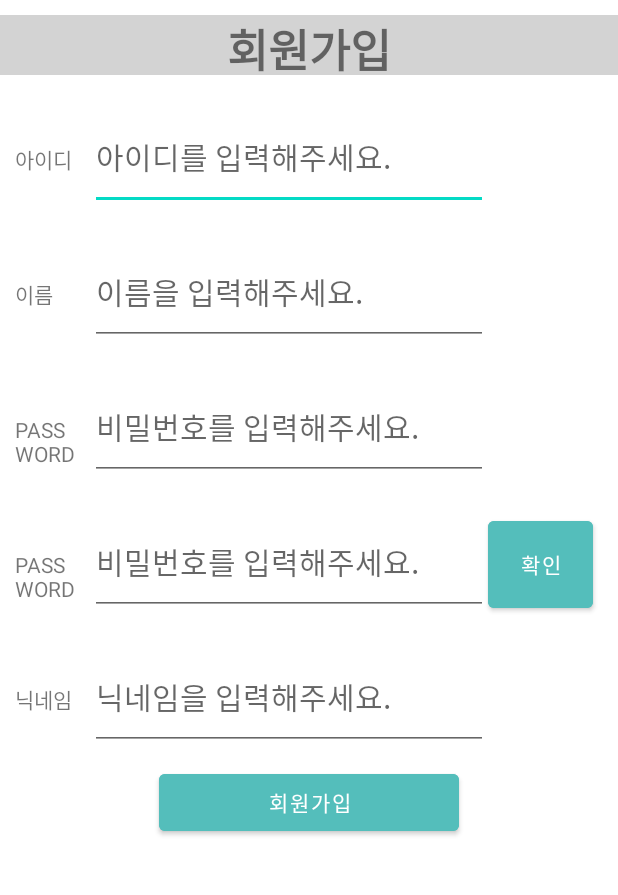
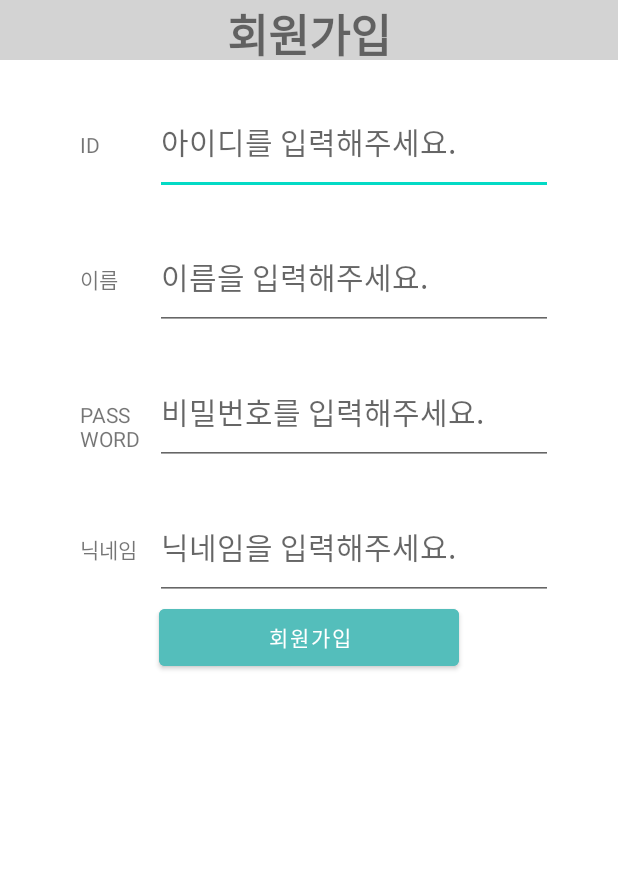
Before and after one commit to HEEJIN1767/Withwe, an Android app: the Register screen opened directly, with no data from a screen before it, after a tap on "회원가입", on a phone screen of 412 x 824 dp, the part 165-1060 px from its top. Run offline under Robolectric (Android 15) with nearby library versions, the phone set to English and light mode, and no system bars.

Commit message:
login.register

```diff
--- a/app/src/main/java/com/example/wiwe/Register.kt
+++ b/app/src/main/java/com/example/wiwe/Register.kt
@@ -18,8 +18,6 @@ import java.util.concurrent.TimeUnit
 class Register : AppCompatActivity() {
 
     val TAG: String = "Register"
-    var isExistBlank = false
-    var isPWSame = false
 
     private lateinit var binding: ActivityRegisterBinding
 
@@ -52,11 +50,10 @@ class Register : AppCompatActivity() {
             val username = binding.retId.text.toString()//아이디
             val name = binding.retUsername.text.toString()//이름
             val password = binding.retPw.text.toString()//비밀번호
-            val passwordcheck = binding.retPw2.text.toString()//비밀번호 확인
             val nickname = binding.retNick.text.toString()//닉네임
 
 
-            val data = UserRegisterRequest(username,password,name,  nickname)
+            val data = UserRegisterRequest( username,password, name, nickname)
             Service.register(data)
                 .enqueue(object : Callback<RigisterResponse> {
 
@@ -65,46 +62,19 @@ class Register : AppCompatActivity() {
                         response: Response<RigisterResponse>
                     ) {
                             if (response.isSuccessful) {
-
-                            //val result = response.body()
-                            //Log.e("회원가입 ", "${result}")
                                 Log.e("회원가입 ", "성공")
-                            val intent = Intent(this@Register, MainActivity::class.java)
+                                var intent = Intent(this@Register, MainActivity::class.java)
                                 startActivity(intent)
                             } else {
                                 Log.d("회원가입", "실패")
-                            Toast.makeText(this@Register, "아이디나 비밀번호를 확인해주세요", Toast.LENGTH_SHORT)
+                                Toast.makeText(this@Register, "아이디가 중복되었습니다", Toast.LENGTH_SHORT)
                                     .show()
                             }
                     }
-
                     override fun onFailure(call: Call<RigisterResponse>, t: Throwable) {
                         Log.e("연결 실패", t.message.toString())
                     }
-
                 })
-
-
-            if (name.isEmpty() || password.isEmpty() || passwordcheck.isEmpty() || nickname.isEmpty()|| username.isEmpty()) {
-                isExistBlank = true
-                Log.d("빈칸", "있음")
-                Toast.makeText(this@Register, "빈칸을 작성해주세요.", Toast.LENGTH_SHORT).show()
-            } else {
-
-                binding.pwch.setOnClickListener {
-                    if (password == passwordcheck) {//비밀번호 확인 -비밀번호가 일치하면
-                        isPWSame = true
-                        Log.d("비밀번호", "일치")
-                        Toast.makeText(this@Register, "비밀번호가 일치합니다.", Toast.LENGTH_SHORT).show()
-                    } else {
-                        Log.d("비밀번호", "불일치")
-                        Toast.makeText(this@Register, "비밀번호가 일치하지않습니다.", Toast.LENGTH_SHORT).show()
-                    }
-                }
-
-
-
             }
         }
     }
-}
--- a/app/src/main/java/com/example/wiwe/UserRegisterRequest.kt
+++ b/app/src/main/java/com/example/wiwe/UserRegisterRequest.kt
@@ -1,7 +1,6 @@
 package com.example.wiwe
 
 public final data class UserRegisterRequest(
-
     val username: String,
     val password: String,
     val name: String,
@@ -9,7 +8,10 @@ public final data class UserRegisterRequest(
 
 
 
-    //  @Field("name") name: String,
+    //  @Field("name") name: String, val username: String,
+    //    val password: String,
+    //    val name: String,
+    //    val nickname: String
     //  @Field("nickname") nickname: String,
     // @Field("password") password: String,
     // @Field("username") username: String
--- a/app/src/main/java/com/example/wiwe/WiWemain.kt
+++ b/app/src/main/java/com/example/wiwe/WiWemain.kt
@@ -2,10 +2,16 @@ package com.example.wiwe
 
 import androidx.appcompat.app.AppCompatActivity
 import android.os.Bundle
+import androidx.appcompat.app.ActionBar
 
 class WiWemain : AppCompatActivity() {
     override fun onCreate(savedInstanceState: Bundle?) {
         super.onCreate(savedInstanceState)
         setContentView(R.layout.activity_wi_wemain)
+
+        //타이틀 숨기기
+        var actionBar: ActionBar?
+        actionBar = supportActionBar
+        actionBar?.hide()
     }
 }
--- a/app/src/main/res/layout/activity_register.xml
+++ b/app/src/main/res/layout/activity_register.xml
@@ -25,7 +25,7 @@
             android:layout_width="match_parent"
             android:layout_height="40dp"
             android:layout_gravity="center"
-            android:layout_marginTop="10dp"
+            android:layout_marginTop="0dp"
             android:background="#D3D3D3"
             android:text="회원가입"
             android:textAlignment="center"
@@ -37,12 +37,13 @@
             android:layout_height="wrap_content"
             android:layout_marginLeft="10dp"
             android:layout_marginTop="20dp"
+            android:gravity="center_horizontal"
             android:orientation="horizontal">
 
             <TextView
                 android:layout_width="50dp"
                 android:layout_height="50dp"
-                android:text="아이디" />
+                android:text="ID" />
 
             <EditText
                 android:id="@+id/retId"
@@ -61,6 +62,7 @@
             android:layout_height="wrap_content"
             android:layout_marginLeft="10dp"
             android:layout_marginTop="20dp"
+            android:gravity="center_horizontal"
             android:orientation="horizontal">
 
             <TextView
@@ -84,6 +86,7 @@
             android:layout_height="wrap_content"
             android:layout_marginLeft="10dp"
             android:layout_marginTop="20dp"
+            android:gravity="center_horizontal"
             android:orientation="horizontal">
 
             <TextView
@@ -103,43 +106,14 @@
 
         </LinearLayout>
 
-        <LinearLayout
-            android:layout_width="match_parent"
-            android:layout_height="wrap_content"
-            android:layout_marginLeft="10dp"
-            android:layout_marginTop="20dp"
-            android:orientation="horizontal">
 
-            <TextView
-                android:layout_width="50dp"
-                android:layout_height="50dp"
-                android:text="PASS\nWORD" />
-
-            <EditText
-                android:id="@+id/retPw2"
-                android:layout_width="265dp"
-                android:layout_height="70dp"
-                android:ems="20"
-                android:hint="비밀번호를 입력해주세요."
-                android:inputType="textPassword"
-                android:textSize="20dp" />
-
-            <Button
-                android:layout_width="70dp"
-                android:layout_height="70dp"
-                android:text="확인"
-                android:backgroundTint="#54bebb"
-                android:id="@+id/pwch"/>
-
-
-
-        </LinearLayout>
 
         <LinearLayout
             android:layout_width="match_parent"
             android:layout_height="wrap_content"
             android:layout_marginLeft="10dp"
             android:layout_marginTop="20dp"
+            android:gravity="center_horizontal"
             android:orientation="horizontal">
 
             <TextView
@@ -164,7 +138,7 @@
             android:layout_width="200dp"
             android:layout_height="50dp"
             android:layout_gravity="center"
-            android:layout_marginTop="10dp"
+            android:layout_marginTop="0dp"
             android:backgroundTint="#54bebb"
             android:text="회원가입"
             android:textColor="@color/white" />
--- a/app/src/main/res/layout/activity_wi_wemain.xml
+++ b/app/src/main/res/layout/activity_wi_wemain.xml
@@ -26,7 +26,7 @@
             android:layout_width="match_parent"
             android:layout_height="match_parent"
             android:layout_weight="1"
-            android:layout_marginTop="100dp"
+            android:layout_marginTop="50dp"
             android:layout_gravity="center"
             android:orientation="horizontal" >
 
@@ -54,7 +54,7 @@
             android:layout_width="match_parent"
             android:layout_height="match_parent"
             android:layout_weight="1"
-            android:layout_marginTop="100dp"
+            android:layout_marginTop="50dp"
             android:layout_gravity="center_horizontal"
             android:orientation="horizontal" >
 
```
Also changed, not shown: app/build.gradle (+7 -13 lines), app/src/main/AndroidManifest.xml (+10 -9 lines), app/src/main/java/com/example/wiwe/MainActivity.kt (+27 -4 lines), app/src/main/java/com/example/wiwe/Recyclerviewcommunity.kt (added, +11 -0 lines), app/src/main/res/layout/activity_recyclerviewcommunity.xml (added, +9 -0 lines), 1 other file. Lines whose indentation alone changed are shown as unchanged.
